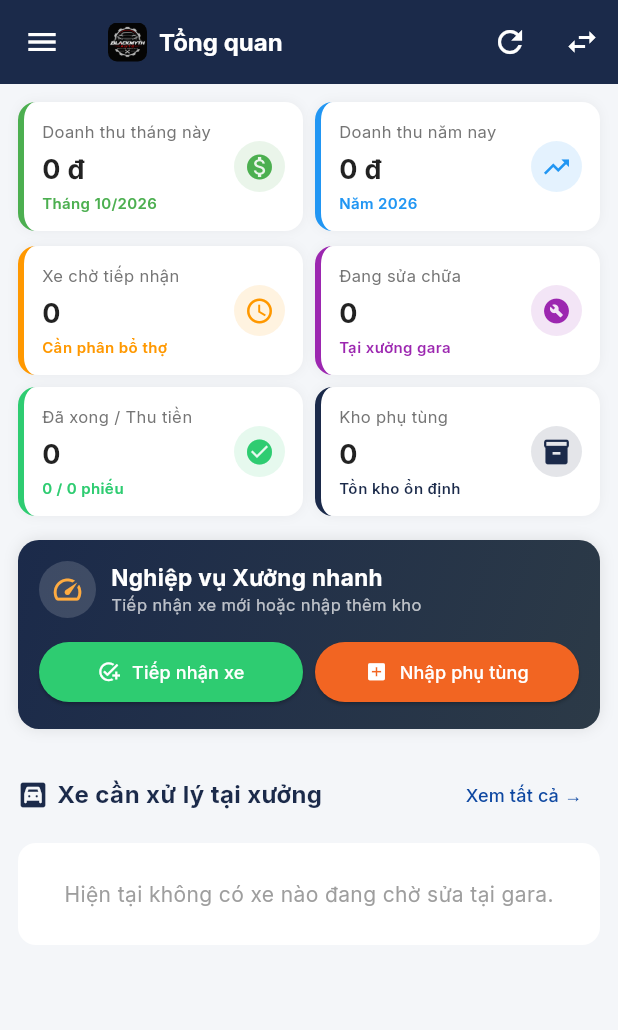
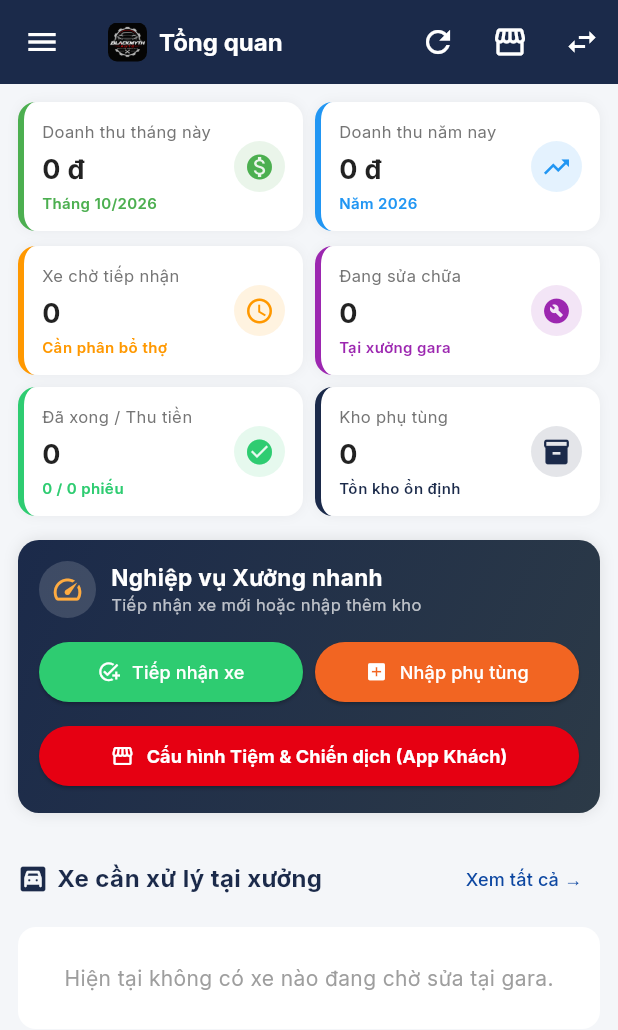
Before and after one commit to cuong12354/H-th-ng-b-o-d-ng-xe, a Flutter app: the AdminDashboardScreen screen opened directly, on a phone screen of 412 x 824 dp. Shown: the top 1030 px of the screen. Run offline on Flutter 3.47's test engine with Material 3 defaults, Android fonts, the phone set to English and light mode, and no system bars; our stand-ins replace dio, google_fonts, jwt_decoder, shared_preferences; accounts and stored records are empty; network calls fail.

Commit message:
Them nut loi tat Cau hinh Tiem va App Khach ngay tren Dashboard va AppBar cho Admin

```diff
--- a/lib/screens/admin_dashboard_screen.dart
+++ b/lib/screens/admin_dashboard_screen.dart
@@ -284,6 +284,11 @@ class _AdminDashboardScreenState extends State<AdminDashboardScreen> {
                     tooltip: 'Thêm phụ tùng',
                     onPressed: () => _showAddPartDialog(context),
                   ),
+                IconButton(
+                  icon: const Icon(Icons.storefront_outlined),
+                  tooltip: 'Cấu hình Tiệm & Chiến dịch',
+                  onPressed: () => setState(() => _selectedIndex = 7),
+                ),
                 IconButton(
                   icon: const Icon(Icons.swap_horiz),
                   tooltip: 'Giao diện Staff',
@@ -711,6 +716,15 @@ class _AdminDashboardScreenState extends State<AdminDashboardScreen> {
                                 foregroundColor: Colors.white,
                               ),
                               onPressed: () => _showAddPartDialog(context),
+                            ),
+                            ElevatedButton.icon(
+                              icon: const Icon(Icons.storefront, size: 16),
+                              label: const Text('Cấu hình Tiệm & Chiến dịch'),
+                              style: ElevatedButton.styleFrom(
+                                backgroundColor: const Color(0xFFE60012),
+                                foregroundColor: Colors.white,
+                              ),
+                              onPressed: () => setState(() => _selectedIndex = 7),
                             ),
                           ],
                         )
@@ -776,6 +790,20 @@ class _AdminDashboardScreenState extends State<AdminDashboardScreen> {
                               ),
                             ),
                           ],
+                        ),
+                        const SizedBox(height: 8),
+                        SizedBox(
+                          width: double.infinity,
+                          child: ElevatedButton.icon(
+                            icon: const Icon(Icons.storefront, size: 16),
+                            label: const Text('Cấu hình Tiệm & Chiến dịch (App Khách)', style: TextStyle(fontSize: 12, fontWeight: FontWeight.bold)),
+                            style: ElevatedButton.styleFrom(
+                              backgroundColor: const Color(0xFFE60012),
+                              foregroundColor: Colors.white,
+                              padding: const EdgeInsets.symmetric(vertical: 10),
+                            ),
+                            onPressed: () => setState(() => _selectedIndex = 7),
+                          ),
                         ),
                       ],
                     ),
```
